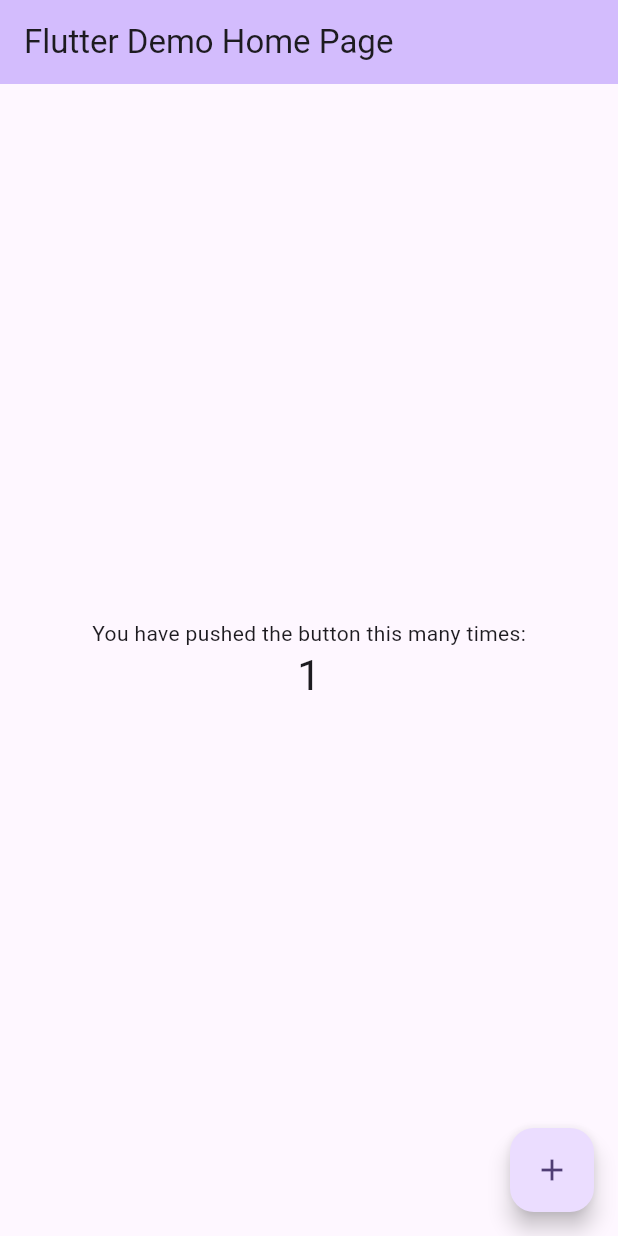
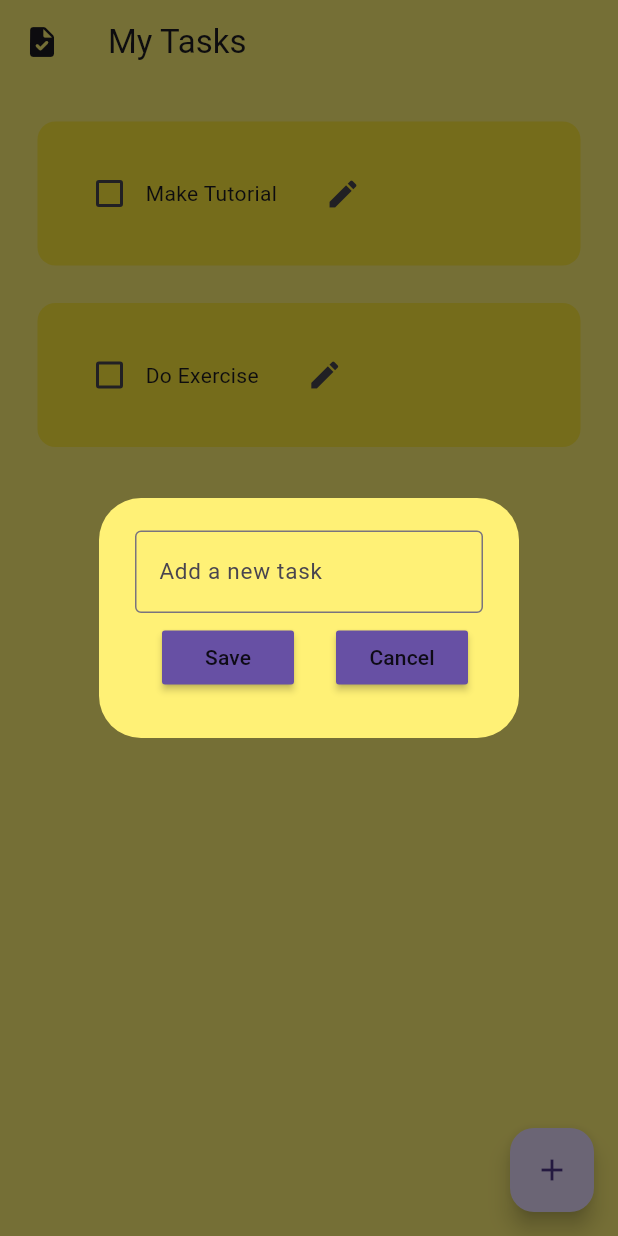
Before and after one commit to mohammedhegazyy/TO_DO_App, a Flutter app: the screen it shows after launch, after a tap on the "add" icon, on a phone screen of 412 x 824 dp. Run offline on Flutter 3.47's test engine with Material 3 defaults, Android fonts, the phone set to English and light mode, and no system bars; drawn by our look-alikes of flutter_slidable; our stand-ins replace hive_flutter; accounts and stored records are empty.

Commit message:
All CRUD operations + drag and drop

```diff
--- /dev/null
+++ b/taskapp/lib/data/database.dart
@@ -0,0 +1,26 @@
+import 'package:hive_flutter/hive_flutter.dart';
+
+class ToDoDataBase {
+  List toDoList = [];
+
+  // reference our box
+  final _myBox = Hive.box('mybox');
+
+  // run this method if this is the 1st time ever opening this app
+  void createInitialData() {
+    toDoList = [
+      ["Make Tutorial", false],
+      ["Do Exercise", false],
+    ];
+  }
+
+  // load the data from database
+  void loadData() {
+    toDoList = _myBox.get("TODOLIST");
+  }
+
+  // update the database
+  void updateDataBase() {
+    _myBox.put("TODOLIST", toDoList);
+  }
+}
--- a/taskapp/lib/main.dart
+++ b/taskapp/lib/main.dart
@@ -1,125 +1,27 @@
 import 'package:flutter/material.dart';
+import 'package:hive_flutter/hive_flutter.dart';
+import 'pages/home_page.dart';
 
-void main() {
+void main() async {
+  // init the hive
+  await Hive.initFlutter();
+
+  // open a box
+  // ignore: unused_local_variable
+  var box = await Hive.openBox('mybox');
+
   runApp(const MyApp());
 }
 
 class MyApp extends StatelessWidget {
   const MyApp({super.key});
 
-  // This widget is the root of your application.
   @override
   Widget build(BuildContext context) {
     return MaterialApp(
-      title: 'Flutter Demo',
-      theme: ThemeData(
-        // This is the theme of your application.
-        //
-        // TRY THIS: Try running your application with "flutter run". You'll see
-        // the application has a blue toolbar. Then, without quitting the app,
-        // try changing the seedColor in the colorScheme below to Colors.green
-        // and then invoke "hot reload" (save your changes or press the "hot
-        // reload" button in a Flutter-supported IDE, or press "r" if you used
-        // the command line to start the app).
-        //
-        // Notice that the counter didn't reset back to zero; the application
-        // state is not lost during the reload. To reset the state, use hot
-        // restart instead.
-        //
-        // This works for code too, not just values: Most code changes can be
-        // tested with just a hot reload.
-        colorScheme: ColorScheme.fromSeed(seedColor: Colors.deepPurple),
-        useMaterial3: true,
-      ),
-      home: const MyHomePage(title: 'Flutter Demo Home Page'),
+      debugShowCheckedModeBanner: false,
+      home: const HomePage(),
+      theme: ThemeData(primarySwatch: Colors.grey),
     );
   }
 }
-
-class MyHomePage extends StatefulWidget {
-  const MyHomePage({super.key, required this.title});
-
-  // This widget is the home page of your application. It is stateful, meaning
-  // that it has a State object (defined below) that contains fields that affect
-  // how it looks.
-
-  // This class is the configuration for the state. It holds the values (in this
-  // case the title) provided by the parent (in this case the App widget) and
-  // used by the build method of the State. Fields in a Widget subclass are
-  // always marked "final".
-
-  final String title;
-
-  @override
-  State<MyHomePage> createState() => _MyHomePageState();
-}
-
-class _MyHomePageState extends State<MyHomePage> {
-  int _counter = 0;
-
-  void _incrementCounter() {
-    setState(() {
-      // This call to setState tells the Flutter framework that something has
-      // changed in this State, which causes it to rerun the build method below
-      // so that the display can reflect the updated values. If we changed
-      // _counter without calling setState(), then the build method would not be
-      // called again, and so nothing would appear to happen.
-      _counter++;
-    });
-  }
-
-  @override
-  Widget build(BuildContext context) {
-    // This method is rerun every time setState is called, for instance as done
-    // by the _incrementCounter method above.
-    //
-    // The Flutter framework has been optimized to make rerunning build methods
-    // fast, so that you can just rebuild anything that needs updating rather
-    // than having to individually change instances of widgets.
-    return Scaffold(
-      appBar: AppBar(
-        // TRY THIS: Try changing the color here to a specific color (to
-        // Colors.amber, perhaps?) and trigger a hot reload to see the AppBar
-        // change color while the other colors stay the same.
-        backgroundColor: Theme.of(context).colorScheme.inversePrimary,
-        // Here we take the value from the MyHomePage object that was created by
-        // the App.build method, and use it to set our appbar title.
-        title: Text(widget.title),
-      ),
-      body: Center(
-        // Center is a layout widget. It takes a single child and positions it
-        // in the middle of the parent.
-        child: Column(
-          // Column is also a layout widget. It takes a list of children and
-          // arranges them vertically. By default, it sizes itself to fit its
-          // children horizontally, and tries to be as tall as its parent.
-          //
-          // Column has various properties to control how it sizes itself and
-          // how it positions its children. Here we use mainAxisAlignment to
-          // center the children vertically; the main axis here is the vertical
-          // axis because Columns are vertical (the cross axis would be
-          // horizontal).
-          //
-          // TRY THIS: Invoke "debug painting" (choose the "Toggle Debug Paint"
-          // action in the IDE, or press "p" in the console), to see the
-          // wireframe for each widget.
-          mainAxisAlignment: MainAxisAlignment.center,
-          children: <Widget>[
-            const Text(
-              'You have pushed the button this many times:',
-            ),
-            Text(
-              '$_counter',
-              style: Theme.of(context).textTheme.headlineMedium,
-            ),
-          ],
-        ),
-      ),
-      floatingActionButton: FloatingActionButton(
-        onPressed: _incrementCounter,
-        tooltip: 'Increment',
-        child: const Icon(Icons.add),
-      ), // This trailing comma makes auto-formatting nicer for build methods.
-    );
-  }
-}
--- /dev/null
+++ b/taskapp/lib/pages/home_page.dart
@@ -0,0 +1,130 @@
+import 'package:flutter/material.dart';
+import 'package:hive_flutter/hive_flutter.dart';
+import '../data/database.dart';
+import '../util/dialog_box.dart';
+import '../util/todo_tile.dart';
+
+class HomePage extends StatefulWidget {
+  const HomePage({super.key});
+
+  @override
+  State<HomePage> createState() => _HomePageState();
+}
+
+class _HomePageState extends State<HomePage> {
+  final _myBox = Hive.box('mybox');
+  ToDoDataBase db = ToDoDataBase();
+
+  @override
+  void initState() {
+    if (_myBox.get("TODOLIST") == null) {
+      db.createInitialData();
+    } else {
+      db.loadData();
+    }
+    super.initState();
+  }
+
+  final _controller = TextEditingController();
+
+  void checkBoxChanged(bool? value, int index) {
+    setState(() {
+      db.toDoList[index][1] = !db.toDoList[index][1];
+    });
+    db.updateDataBase();
+  }
+
+  void saveNewTask() {
+    setState(() {
+      db.toDoList.add([_controller.text, false]);
+      _controller.clear();
+    });
+    Navigator.of(context).pop();
+    db.updateDataBase();
+  }
+
+  void createNewTask() {
+    showDialog(
+      context: context,
+      builder: (context) {
+        return DialogBox(
+          controller: _controller,
+          onSave: saveNewTask,
+          onCancel: () => Navigator.of(context).pop(),
+        );
+      },
+    );
+  }
+
+  void deleteTask(int index) {
+    setState(() {
+      db.toDoList.removeAt(index);
+    });
+    db.updateDataBase();
+  }
+
+  void editTask(int index) {
+    _controller.text = db.toDoList[index][0];
+    showDialog(
+      context: context,
+      builder: (context) {
+        return DialogBox(
+            controller: _controller,
+            onSave: () {
+              setState(() {
+                db.toDoList[index][0] = _controller.text;
+                _controller.clear();
+              });
+              Navigator.of(context).pop();
+              db.updateDataBase();
+            },
+            onCancel: () {
+              _controller.clear();
+              Navigator.of(context).pop();
+            });
+      },
+    );
+  }
+
+  void onReorder(int oldIndex, int newIndex) {
+    setState(() {
+      if (newIndex > oldIndex) {
+        newIndex -= 1;
+      }
+      final item = db.toDoList.removeAt(oldIndex);
+      db.toDoList.insert(newIndex, item);
+      db.updateDataBase();
+    });
+  }
+
+  @override
+  Widget build(BuildContext context) {
+    return Scaffold(
+      backgroundColor: Colors.yellow[300],
+      appBar: AppBar(
+        title: const Text('My Tasks'),
+        elevation: 0,
+        leading: const Icon(Icons.task_rounded),
+        backgroundColor: Colors.transparent,
+      ),
+      floatingActionButton: FloatingActionButton(
+        onPressed: createNewTask,
+        child: const Icon(Icons.add),
+      ),
+      body: ReorderableListView(
+        onReorder: onReorder,
+        children: List.generate(db.toDoList.length, (index) {
+          return ToDoTile(
+            key: ValueKey(
+                db.toDoList[index][0]), // Useing a unique key for reordering
+            taskName: db.toDoList[index][0],
+            taskCompleted: db.toDoList[index][1],
+            onChanged: (value) => checkBoxChanged(value, index),
+            deleteFunction: (context) => deleteTask(index),
+            editFunction: () => editTask(index),
+          );
+        }),
+      ),
+    );
+  }
+}
--- /dev/null
+++ b/taskapp/lib/util/dialog_box.dart
@@ -0,0 +1,57 @@
+// ignore_for_file: must_be_immutable
+
+import 'package:flutter/material.dart';
+import 'my_button.dart';
+
+class DialogBox extends StatelessWidget {
+  // ignore: prefer_typing_uninitialized_variables
+  final controller;
+  VoidCallback onSave;
+  VoidCallback onCancel;
+
+  DialogBox({
+    super.key,
+    required this.controller,
+    required this.onSave,
+    required this.onCancel,
+  });
+
+  @override
+  Widget build(BuildContext context) {
+    return AlertDialog(
+      backgroundColor: Colors.yellow[300],
+      // ignore: sized_box_for_whitespace
+      content: Container(
+        height: 120,
+        child: Column(
+          mainAxisAlignment: MainAxisAlignment.spaceEvenly,
+          children: [
+            // get user input
+            TextField(
+              controller: controller,
+              decoration: const InputDecoration(
+                border: OutlineInputBorder(),
+                hintText: "Add a new task",
+              ),
+              style: const TextStyle(fontSize: 15),
+            ),
+
+            // buttons -> save + cancel
+            Row(
+              mainAxisAlignment: MainAxisAlignment.end,
+              children: [
+                // save button
+                MyButton(text: "Save", onPressed: onSave),
+
+                const SizedBox(width: 8),
+
+                // cancel button
+                MyButton(text: "Cancel", onPressed: onCancel),
+              ],
+            ),
+          ],
+        ),
+      ),
+    );
+  }
+}
--- /dev/null
+++ b/taskapp/lib/util/my_button.dart
@@ -0,0 +1,24 @@
+import 'package:flutter/material.dart';
+
+// ignore: must_be_immutable
+class MyButton extends StatelessWidget {
+  final String text;
+  VoidCallback onPressed;
+  MyButton({
+    super.key,
+    required this.text,
+    required this.onPressed,
+  });
+
+  @override
+  Widget build(BuildContext context) {
+    return Padding(
+      padding: const EdgeInsets.only(left: 10, right: 10),
+      child: MaterialButton(
+        onPressed: onPressed,
+        color: Theme.of(context).primaryColor,
+        child: Text(text),
+      ),
+    );
+  }
+}
--- /dev/null
+++ b/taskapp/lib/util/todo_tile.dart
@@ -0,0 +1,68 @@
+import 'package:flutter/material.dart';
+import 'package:flutter_slidable/flutter_slidable.dart';
+
+class ToDoTile extends StatelessWidget {
+  final String taskName;
+  final bool taskCompleted;
+  final Function(bool?)? onChanged;
+  final Function(BuildContext)? deleteFunction;
+  final Function()? editFunction;
+
+  ToDoTile({
+    super.key,
+    required this.taskName,
+    required this.taskCompleted,
+    required this.onChanged,
+    required this.deleteFunction,
+    required this.editFunction,
+  });
+
+  @override
+  Widget build(BuildContext context) {
+    return Padding(
+      padding: const EdgeInsets.only(left: 25.0, right: 25, top: 25),
+      child: Slidable(
+        endActionPane: ActionPane(
+          motion: const StretchMotion(),
+          children: [
+            SlidableAction(
+              onPressed: deleteFunction,
+              icon: Icons.delete,
+              backgroundColor: Colors.red.shade300,
+              borderRadius: BorderRadius.circular(12),
+            )
+          ],
+        ),
+        child: Container(
+          padding: const EdgeInsets.all(24),
+          decoration: BoxDecoration(
+            color: Colors.yellow,
+            borderRadius: BorderRadius.circular(12),
+          ),
+          child: Row(
+            children: [
+              Checkbox(
+                value: taskCompleted,
+                onChanged: onChanged,
+                activeColor: Colors.black,
+              ),
+              Text(
+                taskName,
+                style: TextStyle(
+                  decoration: taskCompleted
+                      ? TextDecoration.lineThrough
+                      : TextDecoration.none,
+                ),
+              ),
+              Padding(
+                padding: const EdgeInsets.only(left: 20),
+                child: IconButton(
+                    onPressed: editFunction, icon: const Icon(Icons.edit)),
+              ),
+            ],
+          ),
+        ),
+      ),
+    );
+  }
+}
--- a/taskapp/pubspec.yaml
+++ b/taskapp/pubspec.yaml
@@ -35,6 +35,8 @@ dependencies:
   # The following adds the Cupertino Icons font to your application.
   # Use with the CupertinoIcons class for iOS style icons.
   cupertino_icons: ^1.0.2
+  hive_flutter: ^1.1.0
+  flutter_slidable: ^3.1.1
 
 dev_dependencies:
   flutter_test:
```
Also changed, not shown: taskapp/pubspec.lock, 3 other files.
